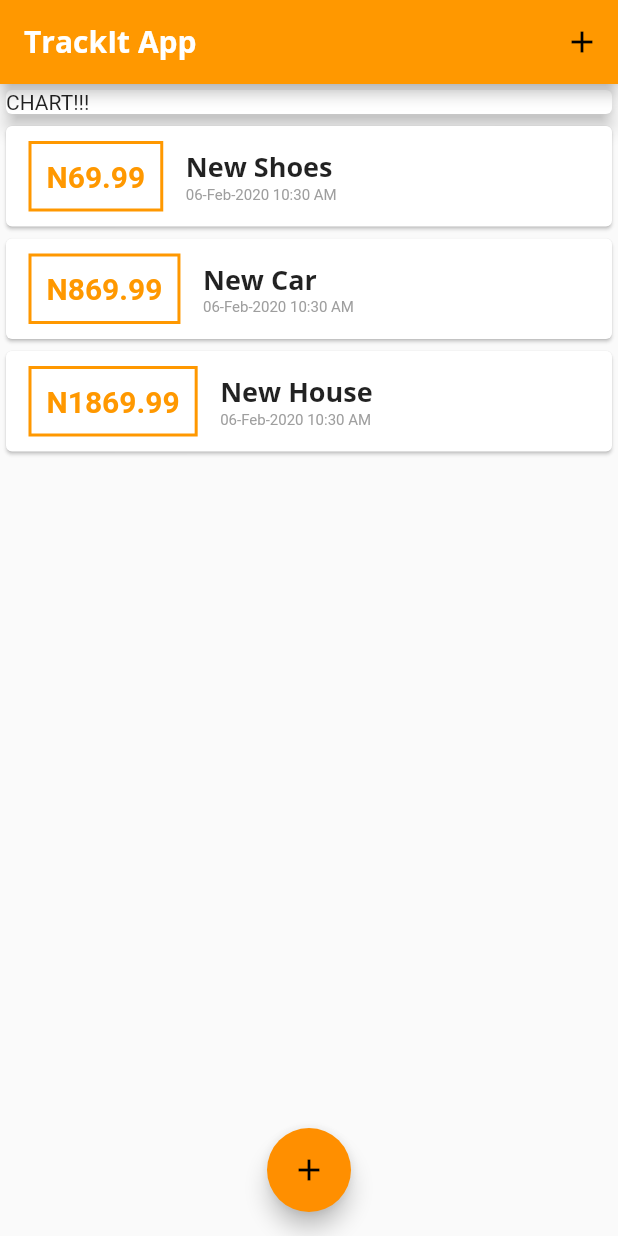
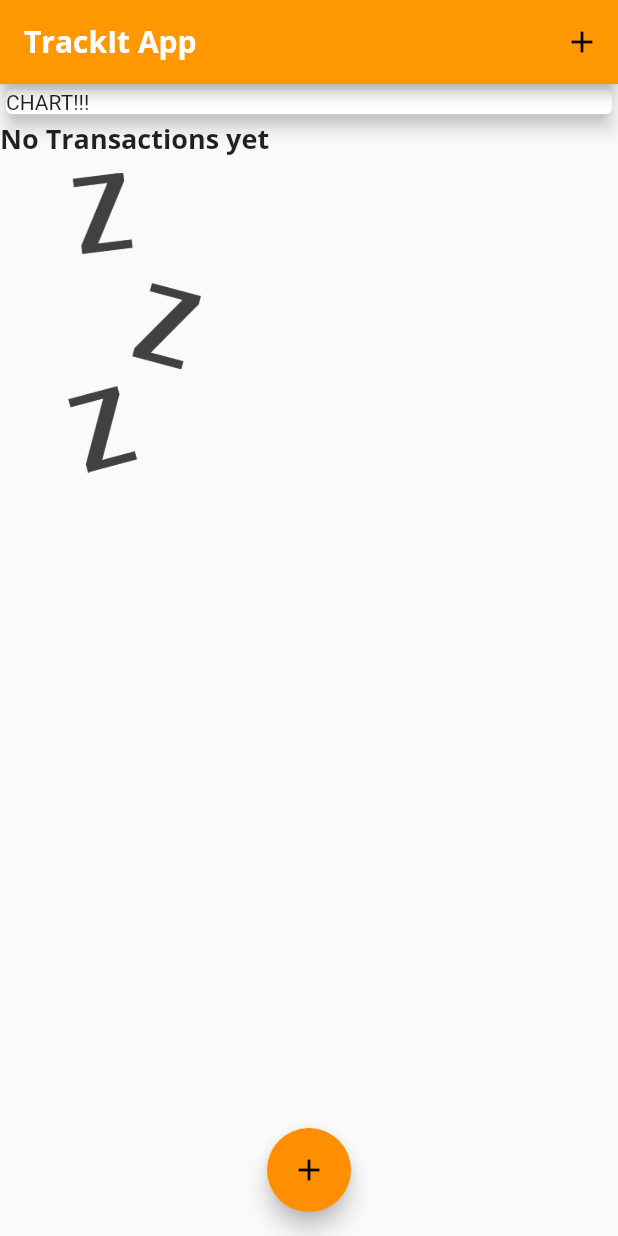
Before and after one commit to dharmykoya/expenseApp_mobile, a Flutter app: the screen it shows after launch, on a phone screen of 412 x 824 dp. Run offline on Flutter 3.47's test engine with Material 2 defaults, Android fonts, the phone set to English and light mode, and no system bars.

```diff
--- a/lib/main.dart
+++ b/lib/main.dart
@@ -43,24 +43,24 @@ class MyHomePage extends StatefulWidget {
 
 class _MyHomePageState extends State<MyHomePage> {
   final List<Transaction> _userTransactions = [
-    Transaction(
-      id: 't1',
-      title: 'New Shoes',
-      amount: 69.99,
-      date: DateTime.now(),
-    ),
-    Transaction(
-      id: 't2',
-      title: 'New Car',
-      amount: 869.99,
-      date: DateTime.now(),
-    ),
-    Transaction(
-      id: 't3',
-      title: 'New House',
-      amount: 1869.99,
-      date: DateTime.now(),
-    ),
+    // Transaction(
+    //   id: 't1',
+    //   title: 'New Shoes',
+    //   amount: 69.99,
+    //   date: DateTime.now(),
+    // ),
+    // Transaction(
+    //   id: 't2',
+    //   title: 'New Car',
+    //   amount: 869.99,
+    //   date: DateTime.now(),
+    // ),
+    // Transaction(
+    //   id: 't3',
+    //   title: 'New House',
+    //   amount: 1869.99,
+    //   date: DateTime.now(),
+    // ),
   ];
 
   void _addNewTransaction(String txTitle, double txAmount) {
--- a/lib/widgets/transaction_list.dart
+++ b/lib/widgets/transaction_list.dart
@@ -11,7 +11,26 @@ class TransactionList extends StatelessWidget {
   Widget build(BuildContext context) {
     return Container(
       height: 300,
-      child: ListView.builder(
+      child: transactions.isEmpty
+          ? Column(
+              children: <Widget>[
+                Text(
+                  'No Transactions yet',
+                  style: Theme.of(context).textTheme.title,
+                ),
+                SizedBox(
+                  height: 10,
+                ),
+                Container(
+                  height: 200,
+                  child: Image.asset(
+                    'assets/images/waiting.png',
+                    fit: BoxFit.cover,
+                  ),
+                ),
+              ],
+            )
+          : ListView.builder(
               itemBuilder: (ctx, index) {
                 return Card(
                   child: Row(
--- a/pubspec.yaml
+++ b/pubspec.yaml
@@ -39,8 +39,8 @@ flutter:
   # the material Icons class.
   uses-material-design: true
   # To add assets to your application, add an assets section, like this:
-  # assets:
-  #  - images/a_dot_burr.jpeg
+  assets:
+   - assets/images/waiting.png
   #  - images/a_dot_ham.jpeg
   # An image asset can refer to one or more resolution-specific "variants", see
   # https://flutter.dev/assets-and-images/#resolution-aware.
```
Also changed, not shown: assets/images/waiting.png (added), 1 other file. Lines whose indentation alone changed are shown as unchanged.
